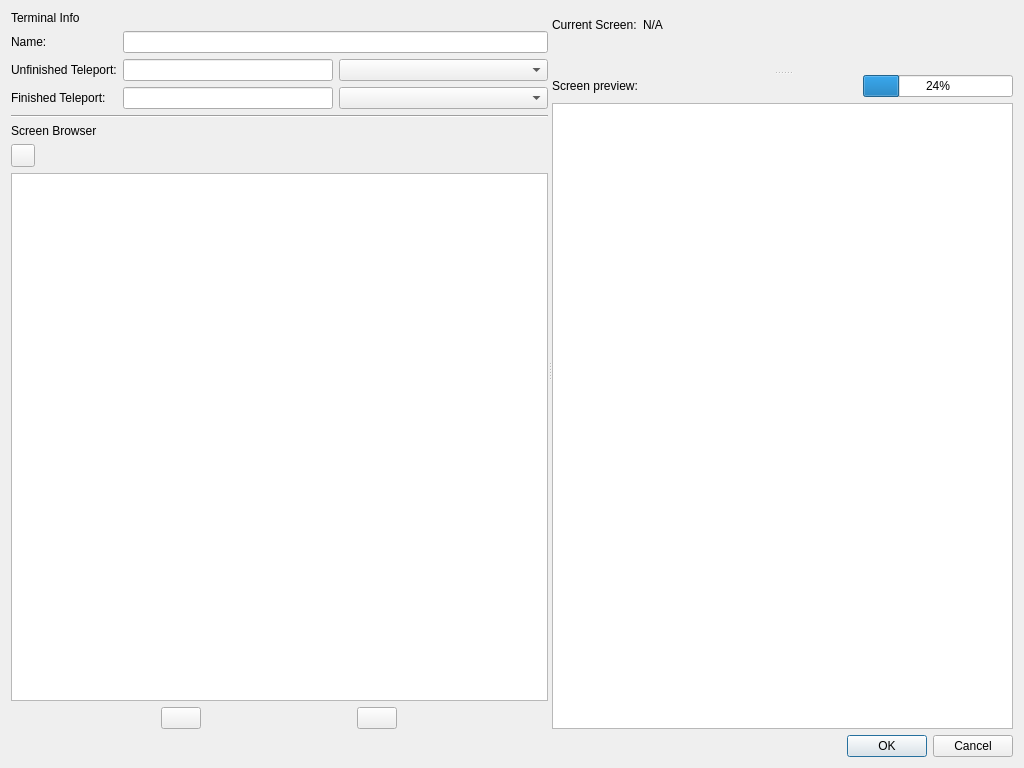
The window that HuxQt/src/forms/TerminalEditorWindow.ui (janos-ijgyarto/HuxQt) describes before a commit, drawn with Qt 5.
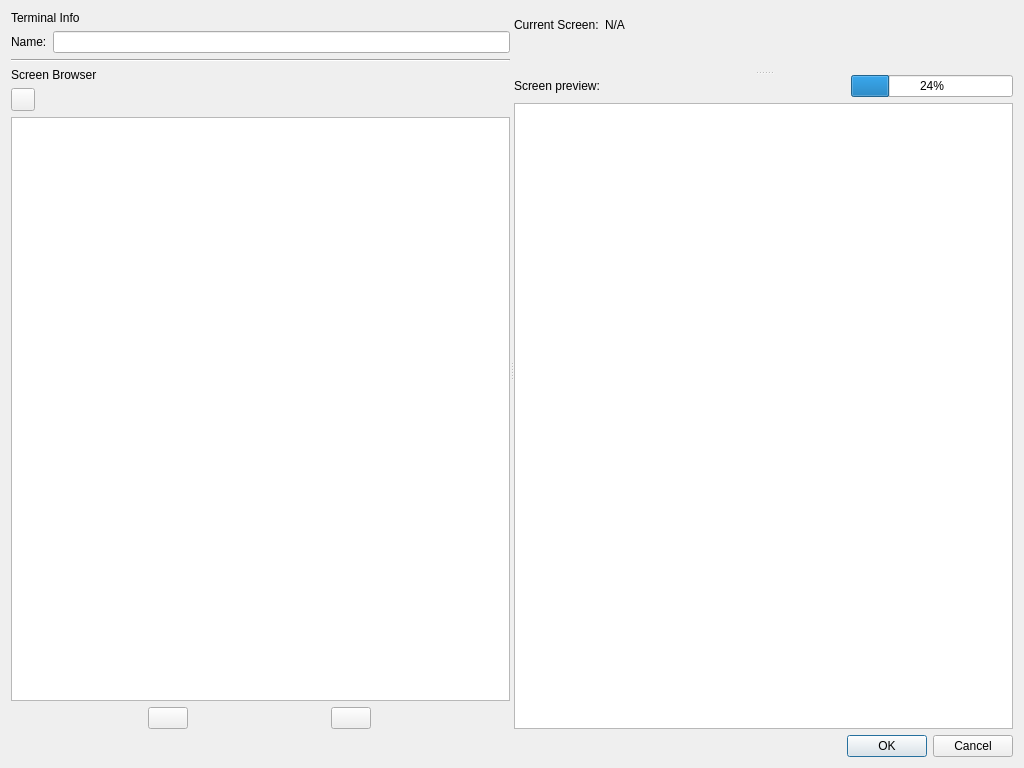
The same window after the commit. Custom widgets are drawn as their Qt base class.

Commit message: Terminal branch overhaul: - Overhauled terminal data structure, uses branches for UNFINISHED/FINISHED/FAILED - Revised serialisation and deserialisation according to the above changes - Updated UI according to the above changes. - Added widget for editing terminal teleport info. - Misc. refactoring

Patch:
```diff
--- a/HuxQt/src/forms/TerminalEditorWindow.ui
+++ b/HuxQt/src/forms/TerminalEditorWindow.ui
@@ -29,41 +29,15 @@
         </widget>
        </item>
        <item>
-        <layout class="QGridLayout" name="terminal_info_grid" rowstretch="0,0,0" columnstretch="0,1,1">
-         <item row="1" column="0">
-          <widget class="QLabel" name="unfinished_teleport_label">
-           <property name="text">
-            <string>Unfinished Teleport:</string>
-           </property>
-          </widget>
-         </item>
-         <item row="2" column="2">
-          <widget class="QComboBox" name="finished_teleport_type"/>
-         </item>
-         <item row="1" column="1">
-          <widget class="QLineEdit" name="unfinished_teleport_edit"/>
-         </item>
-         <item row="1" column="2">
-          <widget class="QComboBox" name="unfinished_teleport_type"/>
-         </item>
-         <item row="2" column="1">
-          <widget class="QLineEdit" name="finished_teleport_edit"/>
-         </item>
-         <item row="2" column="0">
-          <widget class="QLabel" name="finished_teleport_label">
-           <property name="text">
-            <string>Finished Teleport:</string>
-           </property>
-          </widget>
-         </item>
-         <item row="0" column="0">
+        <layout class="QHBoxLayout" name="name_hbox">
+         <item>
           <widget class="QLabel" name="name_label">
            <property name="text">
             <string>Name:</string>
            </property>
           </widget>
          </item>
-         <item row="0" column="1" colspan="2">
+         <item>
           <widget class="QLineEdit" name="name_edit"/>
          </item>
         </layout>
```
Left out of the diff: 3 changed lines with no effect on the pictures. The commit also changes 12 other files.
